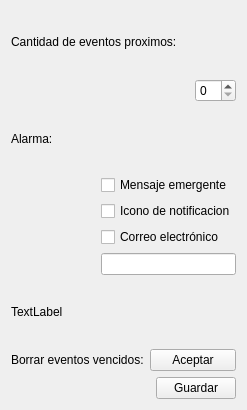
Qt form AbogadosDesktop/src/gui/ui/preferencias.ui (ehmsoft/Desktop) before a commit.
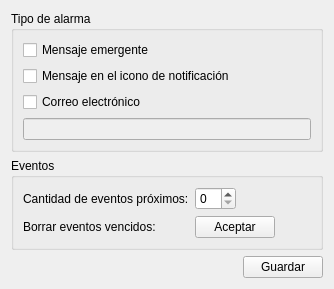
The same form after that commit.

Commit message: Se cambia ui de pantalla de preferencias

```diff
--- a/AbogadosDesktop/src/gui/ui/preferencias.ui
+++ b/AbogadosDesktop/src/gui/ui/preferencias.ui
@@ -6,113 +6,84 @@
    <rect>
     <x>0</x>
     <y>0</y>
-    <width>247</width>
-    <height>410</height>
+    <width>334</width>
+    <height>261</height>
    </rect>
   </property>
   <property name="windowTitle">
    <string>Form</string>
   </property>
-  <layout class="QGridLayout" name="gridLayout">
-   <item row="0" column="0">
+  <layout class="QVBoxLayout" name="verticalLayout">
+   <item>
+    <widget class="QGroupBox" name="groupBox">
+     <property name="title">
+      <string>Tipo de alarma</string>
+     </property>
     <layout class="QVBoxLayout" name="verticalLayout_3">
      <item>
-      <widget class="QLabel" name="label">
-       <property name="text">
-        <string>Cantidad de eventos proximos:</string>
-       </property>
-      </widget>
-     </item>
-     <item>
-      <layout class="QHBoxLayout" name="horizontalLayout">
-       <item>
-        <spacer name="horizontalSpacer">
-         <property name="orientation">
-          <enum>Qt::Horizontal</enum>
-         </property>
-         <property name="sizeHint" stdset="0">
-          <size>
-           <width>98</width>
-           <height>20</height>
-          </size>
-         </property>
-        </spacer>
-       </item>
-       <item>
-        <widget class="QSpinBox" name="cantidadEventosSpin"/>
-       </item>
-      </layout>
-     </item>
-     <item>
-      <widget class="QLabel" name="label_2">
-       <property name="text">
-        <string>Alarma:</string>
-       </property>
-      </widget>
-     </item>
-     <item>
-      <layout class="QHBoxLayout" name="horizontalLayout_2">
-       <item>
-        <spacer name="horizontalSpacer_2">
-         <property name="orientation">
-          <enum>Qt::Horizontal</enum>
-         </property>
-         <property name="sizeHint" stdset="0">
-          <size>
-           <width>98</width>
-           <height>18</height>
-          </size>
-         </property>
-        </spacer>
-       </item>
-       <item>
-        <layout class="QVBoxLayout" name="verticalLayout_2">
-         <item>
-          <widget class="QCheckBox" name="alarmaMenEmergente">
+       <widget class="QCheckBox" name="cbEmergente">
            <property name="text">
             <string>Mensaje emergente</string>
            </property>
           </widget>
          </item>
          <item>
-          <widget class="QCheckBox" name="alarmaIcono">
+       <widget class="QCheckBox" name="cbNotificacion">
            <property name="text">
-            <string>Icono de notificacion</string>
+         <string>Mensaje en el icono de notificación</string>
            </property>
           </widget>
          </item>
          <item>
-          <widget class="QCheckBox" name="checkBox">
+       <widget class="QCheckBox" name="cbCorreo">
            <property name="text">
             <string>Correo electrónico</string>
            </property>
           </widget>
          </item>
          <item>
-          <widget class="QLineEdit" name="lineEdit"/>
-         </item>
-        </layout>
-       </item>
-      </layout>
-     </item>
+       <widget class="QLineEdit" name="txtCorreo">
+        <property name="enabled">
+         <bool>false</bool>
+        </property>
+        <property name="inputMethodHints">
+         <set>Qt::ImhEmailCharactersOnly</set>
+        </property>
+       </widget>
+      </item>
+     </layout>
+    </widget>
+   </item>
      <item>
-      <widget class="QLabel" name="label_3">
+    <widget class="QGroupBox" name="groupBox_2">
+     <property name="title">
+      <string>Eventos</string>
+     </property>
+     <layout class="QVBoxLayout" name="verticalLayout_4">
+      <item>
+       <layout class="QFormLayout" name="formLayout">
+        <property name="fieldGrowthPolicy">
+         <enum>QFormLayout::ExpandingFieldsGrow</enum>
+        </property>
+        <item row="0" column="0">
+         <widget class="QLabel" name="label">
        <property name="text">
-        <string>TextLabel</string>
+           <string>Cantidad de eventos próximos:</string>
        </property>
       </widget>
      </item>
-     <item>
-      <layout class="QHBoxLayout" name="horizontalLayout_4">
-       <item>
-        <widget class="QLabel" name="label_4">
+        <item row="0" column="1">
+         <widget class="QSpinBox" name="sbCantidadEventos"/>
+        </item>
+        <item row="1" column="0">
+         <widget class="QLabel" name="label_2">
          <property name="text">
           <string>Borrar eventos vencidos:</string>
          </property>
         </widget>
        </item>
-       <item>
-        <widget class="QPushButton" name="BorrarEventosBtn">
+        <item row="1" column="1">
+         <widget class="QPushButton" name="btnEventosVencidos">
          <property name="text">
           <string>Aceptar</string>
          </property>
@@ -120,29 +91,30 @@
        </item>
       </layout>
      </item>
+     </layout>
+    </widget>
+   </item>
      <item>
-      <layout class="QHBoxLayout" name="horizontalLayout_5">
+    <layout class="QHBoxLayout" name="horizontalLayout">
        <item>
-        <spacer name="horizontalSpacer_6">
+      <spacer name="horizontalSpacer">
          <property name="orientation">
           <enum>Qt::Horizontal</enum>
          </property>
          <property name="sizeHint" stdset="0">
           <size>
-           <width>218</width>
-           <height>18</height>
+         <width>40</width>
+         <height>20</height>
           </size>
          </property>
         </spacer>
        </item>
        <item>
-        <widget class="QPushButton" name="GuardarBtn">
+      <widget class="QPushButton" name="btnGuardar">
          <property name="text">
           <string>Guardar</string>
          </property>
         </widget>
-       </item>
-      </layout>
      </item>
     </layout>
    </item>
```
Left out of the diff: 2 changed lines with no effect on the pictures. Lines whose indentation alone changed are shown as unchanged.
